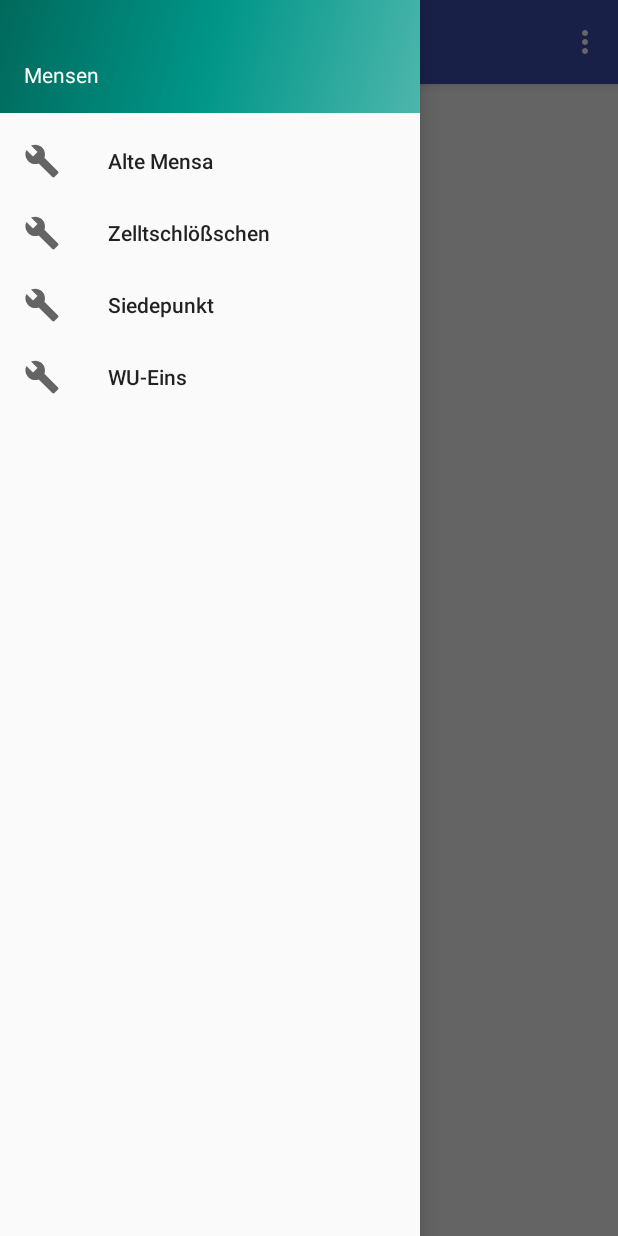
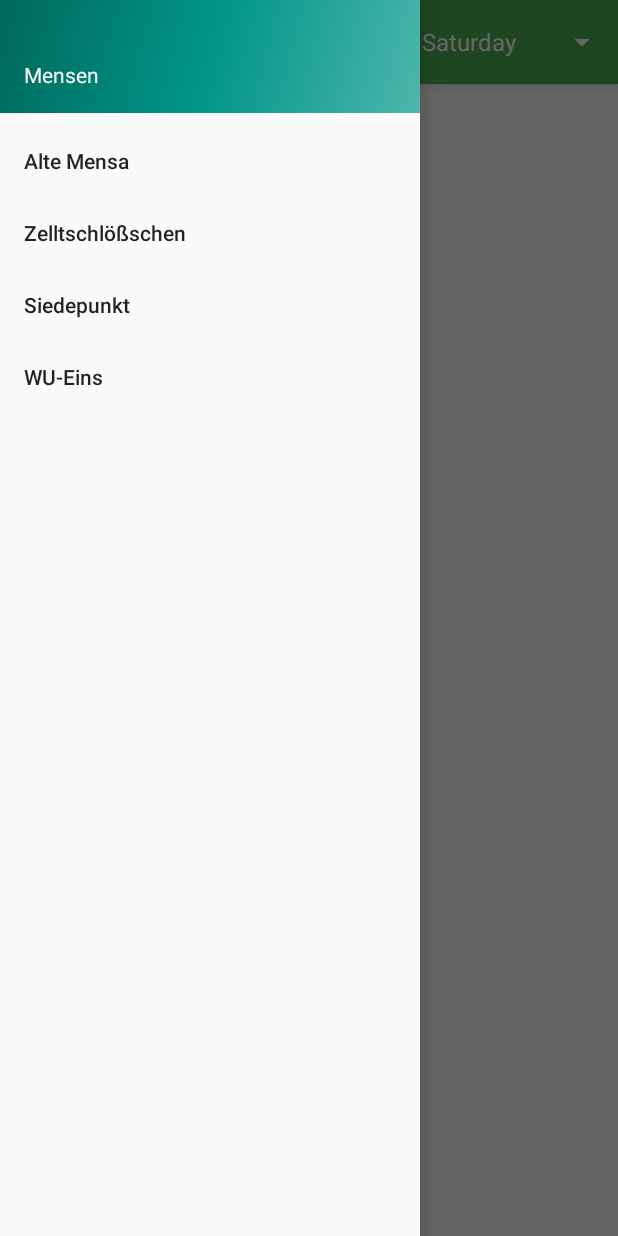
Before and after one commit to MaX-Lo/Mensa-TU-Dresden, an Android app: the screen it shows after launch (MainActivity), with the side drawer open, on a phone screen of 412 x 824 dp. Run offline under Robolectric (Android 15) with nearby library versions, the phone set to English and light mode, and no system bars; our stand-ins replace Volley; network calls fail.

Commit message:
replaced ListView by RecyclerView, displaying one day per time, spinner in toolbar for changing displayed day

```diff
--- a/app/src/main/java/de/mensa/max/mensatu_dresden/DateHelper.java
+++ b/app/src/main/java/de/mensa/max/mensatu_dresden/DateHelper.java
@@ -5,6 +5,7 @@ import java.text.SimpleDateFormat;
 import java.util.ArrayList;
 import java.util.Calendar;
 import java.util.Date;
+import java.util.LinkedList;
 import java.util.List;
 import java.util.Locale;
 
@@ -20,9 +21,7 @@ class DateHelper {
     static String getCurrentDate() {
         DateFormat dateFormat = new SimpleDateFormat("yyyy-MM-dd", Locale.GERMAN);
         Date date = Calendar.getInstance().getTime();
-        String currentDate = dateFormat.format(date);
-        System.out.println(currentDate);
-        return currentDate;
+        return dateFormat.format(date);
     }
 
     /**
@@ -30,16 +29,14 @@ class DateHelper {
      *
      * @return all dates from now to the next sunday
      */
-    static List<String> getNextSevenDays() {
+    static List<String> getNextNDays(int n) {
         List<String> dates = new ArrayList<>();
 
         Calendar cal = Calendar.getInstance();
         DateFormat dateFormat = new SimpleDateFormat("yyyy-MM-dd", Locale.GERMAN);
 
-        dates.add(dateFormat.format(cal.getTime()));
-        cal.add(Calendar.DATE, 1);
         // 1 = Sunday therefore we have to stop on 2 = Monday
-        for (int i=0; i < 7; i++) {
+        for (int i=0; i < n; i++) {
             dates.add(dateFormat.format(cal.getTime()));
             cal.add(Calendar.DATE, 1);
         }
@@ -47,4 +44,15 @@ class DateHelper {
         return dates;
     }
 
+    static List<String> getNextNWeekdays(int n) {
+        Calendar cal = Calendar.getInstance();
+        String[] Weekdays = {"Sunday", "Monday", "Tuesday", "Wednesday", "Thursday", "Friday", "Saturday", };
+        List<String> nextNWeekdays = new LinkedList<>();
+        for (int i=0; i < n; i++) {
+            nextNWeekdays.add(Weekdays[cal.get(Calendar.DAY_OF_WEEK) - 1]);
+            cal.add(Calendar.DATE, 1);
+        }
+        return nextNWeekdays;
+    };
+
 }
--- a/app/src/main/java/de/mensa/max/mensatu_dresden/MainActivity.java
+++ b/app/src/main/java/de/mensa/max/mensatu_dresden/MainActivity.java
@@ -7,12 +7,17 @@ import android.support.v4.view.GravityCompat;
 import android.support.v4.widget.DrawerLayout;
 import android.support.v7.app.ActionBarDrawerToggle;
 import android.support.v7.app.AppCompatActivity;
+import android.support.v7.widget.DividerItemDecoration;
+import android.support.v7.widget.LinearLayoutManager;
+import android.support.v7.widget.RecyclerView;
 import android.support.v7.widget.Toolbar;
 import android.util.Log;
-import android.view.Menu;
 import android.view.MenuItem;
+import android.view.View;
+import android.widget.AdapterView;
 import android.widget.ArrayAdapter;
-import android.widget.ListView;
+import android.widget.Spinner;
+import android.widget.Toast;
 
 import com.android.volley.Request;
 import com.android.volley.RequestQueue;
@@ -29,16 +34,28 @@ import java.util.List;
 public class MainActivity extends AppCompatActivity
         implements NavigationView.OnNavigationItemSelectedListener {
 
+    private static final String ENDPOINT = "http://openmensa.org/api/v2";
+    // determine how many days can get looked ahead
+    private static final int FORECAST = 7;
+    // Mensa ID to start with
+    private static final String INITIAL_MENSA_ID = "79";
+
+    private RecyclerView mRecyclerView;
+    private RecyclerView.Adapter mAdapter;
+    private LinearLayoutManager mLayoutManager;
+
     private RequestQueue queue;
-    private String endpoint;
-    private List<String> meals;
-    private ArrayAdapter<String> adapter;
+    // List containing of meals containing all informations e.g. description, price, ...
+    private List<Meal> displayedMeals;
+    private List<List<Meal>> dailyMeals;
+    private Spinner dateSpinner;
 
     @Override
     protected void onCreate(Bundle savedInstanceState) {
         super.onCreate(savedInstanceState);
         setContentView(R.layout.activity_main);
         Toolbar toolbar = findViewById(R.id.toolbar);
+        toolbar.setTitle(getMensaName(INITIAL_MENSA_ID));
         setSupportActionBar(toolbar);
 
         DrawerLayout drawer = findViewById(R.id.drawer_layout);
@@ -50,27 +67,62 @@ public class MainActivity extends AppCompatActivity
         NavigationView navigationView = findViewById(R.id.nav_view);
         navigationView.setNavigationItemSelectedListener(this);
 
+        mRecyclerView = (RecyclerView) findViewById(R.id.my_recycler_view);
+        // linear layout manager for arranging meals under each other
+        mLayoutManager = new LinearLayoutManager(this);
+        mRecyclerView.setLayoutManager(mLayoutManager);
+
+        initMealList();
+        displayedMeals = new LinkedList<Meal>();
+        // adapter for putting data into view
+        mAdapter = new MyAdapter(displayedMeals);
+        mRecyclerView.setAdapter(mAdapter);
+
+        DividerItemDecoration dividerItemDecoration = new DividerItemDecoration(mRecyclerView.getContext(),
+                mLayoutManager.getOrientation());
+        mRecyclerView.addItemDecoration(dividerItemDecoration);
+
+        dateSpinner = (Spinner) findViewById(R.id.spinner_nav);
+        dateSpinner.setOnItemSelectedListener(new AdapterView.OnItemSelectedListener() {
+            @Override
+            public void onItemSelected(AdapterView<?> parent, View view, int position, long id) {
+                updateShownDay(position);
+            }
+            @Override
+            public void onNothingSelected(AdapterView<?> parent) {
+            }
+        });
+
         // Instantiate the RequestQueue.
         queue = Volley.newRequestQueue(this);
-        endpoint = "http://openmensa.org/api/v2";
 
-        meals = new LinkedList<>();
-        adapter = new ArrayAdapter<>(this, android.R.layout.simple_list_item_1, meals);
-        ListView lvMeals = findViewById(R.id.lvMeals);
-        lvMeals.setAdapter(adapter);
+        handleMensaChange(INITIAL_MENSA_ID);
+    }
+
+    /**
+     *
+     * @param index days between today and day that should be displayed
+     */
+    private void updateShownDay(int index) {
+        Log.e("index", "index" + index );
+        displayedMeals.clear();
+        displayedMeals.addAll(dailyMeals.get(index));
+        mAdapter.notifyDataSetChanged();
+    }
+
+    private void initMealList() {
+        dailyMeals = new LinkedList<List<Meal>>();
+        for (int i=0; i < FORECAST; i++) {
+            dailyMeals.add(new ArrayList<Meal>());
+        }
     }
 
     /**
      * @param mealsToday - list with meals for the given date
      * @param date       - date corresponding to the given date
      */
-    private void addMeals(List<Meal> mealsToday, String date) {
-        meals.add(String.format("--- %s ---", date));
-        for (Meal meal : mealsToday) {
-            String mealString = meal.getName() + " " + meal.getStudentPrice();
-            meals.add(mealString);
-        }
-        adapter.notifyDataSetChanged();
+    private void addMeals(List<Meal> mealsToday, String date, int index) {
+        dailyMeals.set(index, mealsToday);
     }
 
     /**
@@ -86,7 +138,7 @@ public class MainActivity extends AppCompatActivity
         try {
             meals = jsonParser.readJson(rawData);
         } catch (IOException e) {
-            System.out.println("Error while parsing Json");
+            Log.e("MainActivity","Error while parsing Json");
             e.printStackTrace();
         }
         return meals;
@@ -100,14 +152,25 @@ public class MainActivity extends AppCompatActivity
      */
     void handleMensaChange(String newMensaID) {
         updateTitle(getMensaName(newMensaID));
-        meals.clear();
-        for (String date : DateHelper.getNextSevenDays())
-            fetchMealsData(newMensaID, date);
+        initMealList(); // ToDo remove later
+
+        List<String> dates = DateHelper.getNextNDays(FORECAST);
+        List<String> weekdays = DateHelper.getNextNWeekdays(FORECAST);
+
+        for (int i=0; i < dates.size(); i++) {
+            fetchMealsData(newMensaID, dates.get(i), i);
+        }
+
+        // Create an ArrayAdapter using the string array and a default spinner layout
+        ArrayAdapter<String> adapter = new ArrayAdapter<String>(this, android.R.layout.simple_spinner_item, weekdays);
+        // Specify the layout to use when the list of choices appears
+        adapter.setDropDownViewResource(android.R.layout.simple_spinner_dropdown_item);
+        // Apply the adapter to the spinner
+        dateSpinner.setAdapter(adapter);
     }
 
     /**
      * Set the given string as new title
-     *
      * @param title - mew toolbar title
      */
     private void updateTitle(String title) {
@@ -117,7 +180,6 @@ public class MainActivity extends AppCompatActivity
 
     /**
      * get to id corresponding mensa name
-     *
      * @param mensaID
      * @return mensa name corresponding to mensaID
      */
@@ -139,48 +201,29 @@ public class MainActivity extends AppCompatActivity
     /**
      * Fetch meals for one week. Starting with current date and ending with Sunday.
      */
-    public void fetchMealsData(String mensaID, final String date) {
-        String url = endpoint + String.format("/canteens/%s/days/:%s/meals", mensaID, date);
+    public void fetchMealsData(String mensaID, final String date, final int index) {
+        String url = ENDPOINT + String.format("/canteens/%s/days/:%s/meals", mensaID, date);
 
         // Request a string response from the provided URL.
         StringRequest stringRequest = new StringRequest(Request.Method.GET, url,
                 new Response.Listener<String>() {
                     @Override
                     public void onResponse(String response) {
-                        addMeals(parseData(response), date);
+                        addMeals(parseData(response), date, index);
+                        if (index==0) {
+                            updateShownDay(index);
+                        }
                     }
                 }, new Response.ErrorListener() {
             @Override
             public void onErrorResponse(VolleyError error) {
-                // ToDo implement proper error handling like notifying the user
-                Log.e("MainActivity", "That didn't work! No connection?");
                 Log.e("MainActivity", error.toString());
+                Toast.makeText(getApplicationContext(), "That didn't work! No connection?",
+                        Toast.LENGTH_SHORT).show();
             }
         });
         // Add the request to the RequestQueue.
         queue.add(stringRequest);
-    }
-
-    @Override
-    public boolean onCreateOptionsMenu(Menu menu) {
-        // Inflate the menu; this adds items to the action bar if it is present.
-        getMenuInflater().inflate(R.menu.main, menu);
-        return true;
-    }
-
-    @Override
-    public boolean onOptionsItemSelected(MenuItem item) {
-        // Handle action bar item clicks here. The action bar will
-        // automatically handle clicks on the Home/Up button, so long
-        // as you specify a parent activity in AndroidManifest.xml.
-        int id = item.getItemId();
-
-        //noinspection SimplifiableIfStatement
-        if (id == R.id.action_settings) {
-            return true;
-        }
-
-        return super.onOptionsItemSelected(item);
     }
 
     @Override
--- /dev/null
+++ b/app/src/main/java/de/mensa/max/mensatu_dresden/MyAdapter.java
@@ -0,0 +1,63 @@
+package de.mensa.max.mensatu_dresden;
+
+import android.support.v7.widget.RecyclerView;
+import android.view.LayoutInflater;
+import android.view.View;
+import android.view.ViewGroup;
+import android.widget.LinearLayout;
+import android.widget.TextView;
+
+import java.util.List;
+
+public class MyAdapter extends RecyclerView.Adapter<MyAdapter.ViewHolder> {
+    private List<Meal> meals;
+
+    // Provide a reference to the views for each data item
+    // Complex data items may need more than one view per item, and
+    // you provide access to all the views for a data item in a view holder
+    public static class ViewHolder extends RecyclerView.ViewHolder {
+
+        public TextView tvDescription;
+        public TextView tvPrice;
+
+        public ViewHolder(View itemView) {
+            super(itemView);
+
+            tvDescription = (TextView) itemView.findViewById(R.id.tvDescription);
+            tvPrice = (TextView) itemView.findViewById(R.id.tvPrice);
+        }
+    }
+
+    // Provide a suitable constructor (depends on the kind of dataset)
+    public MyAdapter(List<Meal> meals) {
+        this.meals = meals;
+    }
+
+    // Create new views (invoked by the layout manager)
+    @Override
+    public MyAdapter.ViewHolder onCreateViewHolder(ViewGroup parent,
+                                                   int viewType) {
+        // create a new view
+        LinearLayout v = (LinearLayout) LayoutInflater.from(parent.getContext())
+                .inflate(R.layout.my_item_view, parent, false);
+
+        ViewHolder vh = new ViewHolder(v);
+        return vh;
+    }
+
+    // Replace the contents of a view (invoked by the layout manager)
+    @Override
+    public void onBindViewHolder(ViewHolder holder, int position) {
+        // - get element from your dataset at this position
+        // - replace the contents of the view with that element
+        holder.tvDescription.setText(meals.get(position).getName());
+        holder.tvPrice.setText(meals.get(position).getStudentPrice());
+
+    }
+
+    @Override
+    public int getItemCount() {
+        return meals.size();
+    }
+
+}
--- a/app/src/main/res/layout/app_bar_main.xml
+++ b/app/src/main/res/layout/app_bar_main.xml
@@ -16,7 +16,16 @@
             android:layout_width="match_parent"
             android:layout_height="?attr/actionBarSize"
             android:background="?attr/colorPrimary"
-            app:popupTheme="@style/AppTheme.PopupOverlay" />
+            app:popupTheme="@style/AppTheme.PopupOverlay">
+
+            <Spinner
+                android:id="@+id/spinner_nav"
+                android:layout_width="wrap_content"
+                android:layout_height="wrap_content"
+                android:layout_gravity="right"
+                android:popupBackground="@color/colorPrimary"/>
+
+        </android.support.v7.widget.Toolbar>
 
     </android.support.design.widget.AppBarLayout>
 
--- a/app/src/main/res/menu/activity_main_drawer.xml
+++ b/app/src/main/res/menu/activity_main_drawer.xml
@@ -6,19 +6,15 @@
     <group android:checkableBehavior="single">
         <item
             android:id="@+id/nav_alte_mensa"
-            android:icon="@drawable/ic_menu_manage"
             android:title="Alte Mensa" />
         <item
             android:id="@+id/nav_zelt_schloss"
-            android:icon="@drawable/ic_menu_manage"
             android:title="Zelltschlößschen" />
         <item
             android:id="@+id/nav_siedepunkt"
-            android:icon="@drawable/ic_menu_manage"
             android:title="Siedepunkt" />
         <item
             android:id="@+id/nav_wu_eins"
-            android:icon="@drawable/ic_menu_manage"
             android:title="WU-Eins" />
     </group>
 </menu>
--- a/app/src/main/res/values-v21/styles.xml
+++ b/app/src/main/res/values-v21/styles.xml
@@ -4,5 +4,10 @@
         <item name="windowActionBar">false</item>
         <item name="windowNoTitle">true</item>
         <item name="android:statusBarColor">@android:color/transparent</item>
+        <item name="android:spinnerItemStyle">@style/SpinnerItem</item>
+    </style>
+
+    <style name="SpinnerItem" parent="@android:style/Widget.TextView.SpinnerItem">
+        <item name="android:textColor">#FFFFFF</item>
     </style>
 </resources>
--- a/app/src/main/res/values/colors.xml
+++ b/app/src/main/res/values/colors.xml
@@ -1,6 +1,8 @@
 <?xml version="1.0" encoding="utf-8"?>
 <resources>
-    <color name="colorPrimary">#3F51B5</color>
-    <color name="colorPrimaryDark">#303F9F</color>
-    <color name="colorAccent">#FF4081</color>
+    <color name="colorPrimary">#4caf50</color>
+    <color name="colorPrimaryDark">#388e3c</color>
+    <color name="colorAccent">#8bc34a</color>
+    <color name="textGrey">#757575</color>
+    <color name="textBlack">#424242</color>
 </resources>
--- a/app/src/main/res/values/styles.xml
+++ b/app/src/main/res/values/styles.xml
@@ -17,4 +17,5 @@
 
     <style name="AppTheme.PopupOverlay" parent="ThemeOverlay.AppCompat.Light" />
 
+
 </resources>
```
Also changed, not shown: app/src/main/res/layout/content_main.xml (+6 -13 lines), app/src/main/res/layout/list_element.xml (deleted, +0 -42 lines), app/src/main/res/layout/my_item_view.xml (added, +35 -0 lines), app/src/main/res/layout/spinner_item.xml (added, +11 -0 lines).
